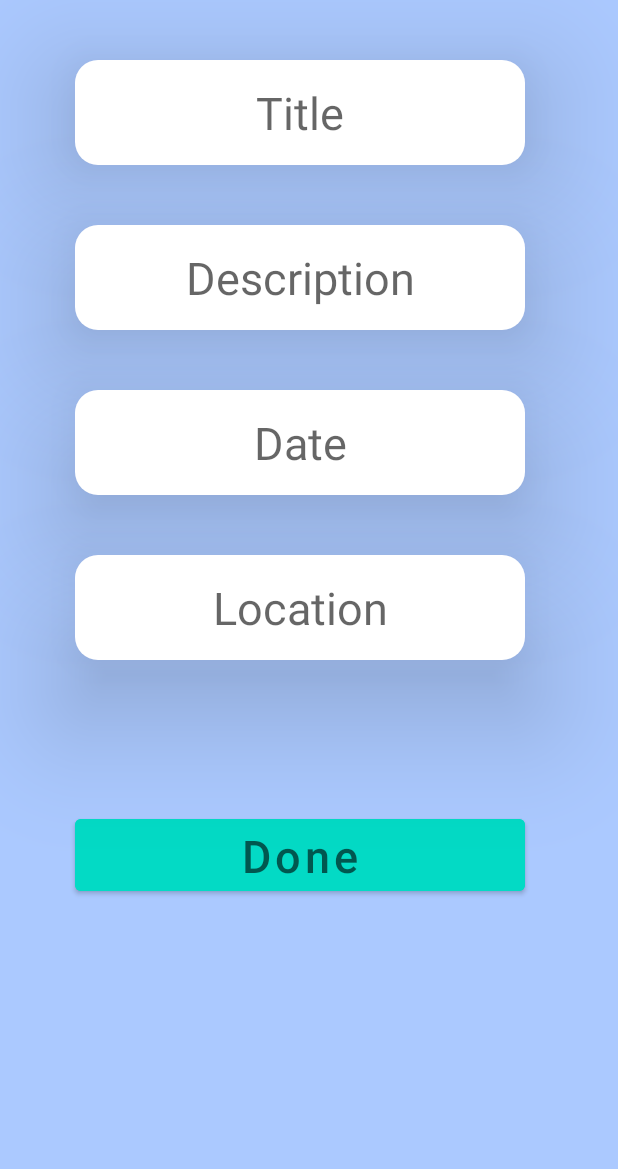
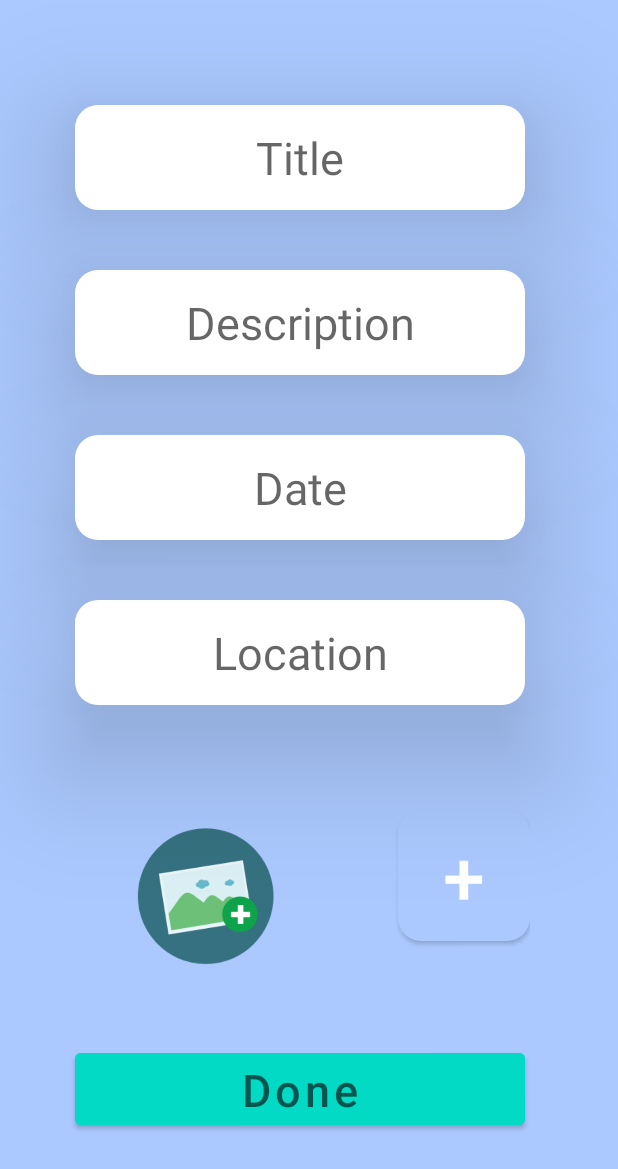
Before and after one commit to VishwasDubey150/Wishlist, an Android app: the addwishlist screen opened directly, with no data from a screen before it, on a phone screen of 412 x 824 dp. Shown: the top 1169 px of the screen. Run offline under Robolectric (Android 15) with nearby library versions, the phone set to English and light mode, and no system bars.

Commit message:
second commit

```diff
--- a/app/src/main/res/layout/activity_addwishlist.xml
+++ b/app/src/main/res/layout/activity_addwishlist.xml
@@ -25,7 +25,7 @@
             android:layout_height="70dp"
             android:elevation="50dp"
             android:layout_marginLeft="50dp"
-            android:layout_marginTop="40dp"
+            android:layout_marginTop="70dp"
             android:textSize="30dp"
             android:background="@drawable/edittext_bg"
             android:hint="Title"
@@ -71,7 +71,30 @@
             android:textAlignment="center">
         </EditText>
 
+        <LinearLayout
+            android:layout_width="wrap_content"
+            android:layout_height="wrap_content"
 
+            android:orientation="horizontal">
+
+            <ImageView
+                android:layout_width="245dp"
+                android:layout_height="226dp"
+                android:elevation="50dp"
+                android:src="@drawable/add"></ImageView>
+
+            <Button
+                android:id="@+id/addimage"
+                android:layout_width="wrap_content"
+                android:layout_height="wrap_content"
+                android:text="+"
+                android:textSize="50dp"
+                android:layout_marginTop="70dp"
+                android:layout_marginLeft="20dp"
+                android:elevation="100dp"
+                android:background="@drawable/button_bg">
+            </Button>
+        </LinearLayout>
 
         <Button
             android:layout_width="300dp"
@@ -79,7 +102,7 @@
             android:textColor="@color/black"
             android:textSize="30dp"
             android:layout_marginLeft="50dp"
-            android:layout_marginTop="100dp"
+            android:layout_marginTop="0dp"
             android:backgroundTint="@color/teal_200"
             android:hint="Done"
             android:elevation="50dp"
```
Also changed, not shown: app/src/main/res/drawable/add.png (added).
